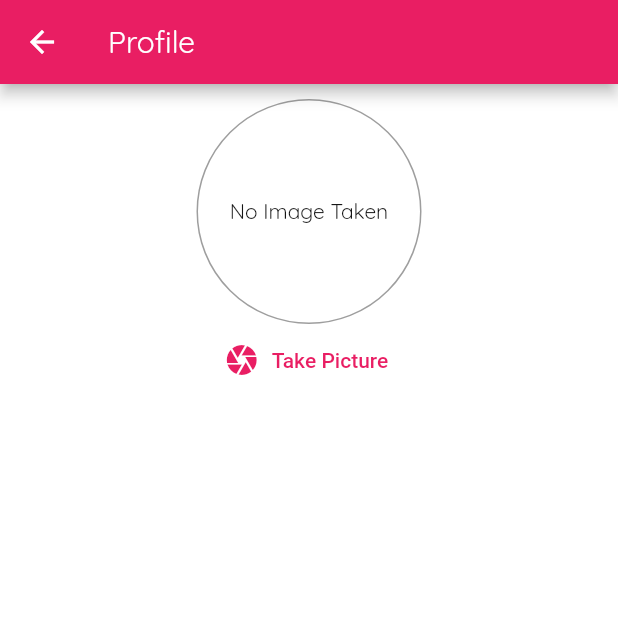
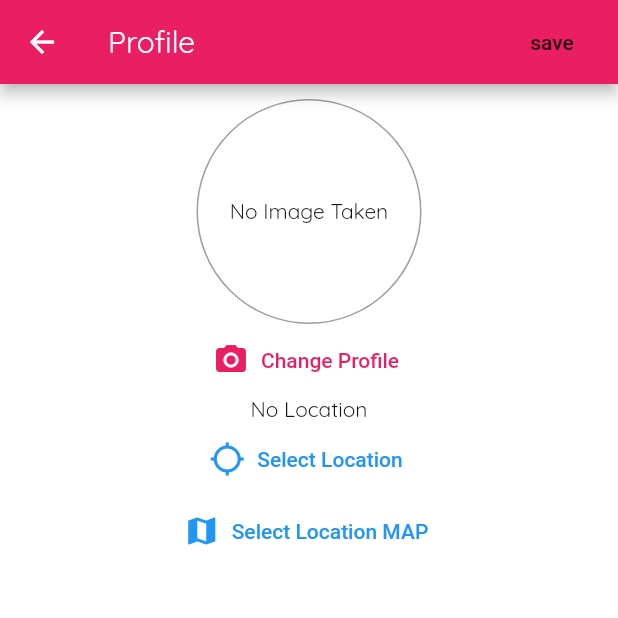
Before and after one commit to satishtamada/Food-App, a Flutter app: the ProfileScreen screen opened by its route, on a phone screen of 412 x 824 dp, the top half of it. Run offline on Flutter 3.47's test engine with Material 2 defaults, Android fonts, the phone set to English and light mode, and no system bars; our stand-ins replace convert, fluttertoast, google_maps_flutter, image_picker, location, sqflite; accounts and stored records are empty.

Commit message:
-added google maps screen

```diff
--- a/lib/main.dart
+++ b/lib/main.dart
@@ -3,6 +3,7 @@ import 'package:flutter/material.dart';
 import 'package:meals_app/cart_screen.dart';
 import 'package:meals_app/categroy_screen.dart';
 import 'package:meals_app/login_screen.dart';
+import 'package:meals_app/mapview_screen.dart';
 import 'package:meals_app/meal_details_screen.dart';
 import 'package:meals_app/meals_screen.dart';
 import 'package:meals_app/models/data/meals_data.dart';
@@ -85,6 +86,7 @@ class _HomeAppState extends State<HomeApp> {
           LoginScreen.routeName: (ctx) => LoginScreen(),
           RegisterScreen.routeName: (ctx) => RegisterScreen(),
           ProfileScreen.routeName: (ctx) => ProfileScreen(),
+          MapScreen.routeName: (ctx) => MapScreen(),
         },
         theme: ThemeData(
             primarySwatch: Colors.pink,
--- a/lib/profile_screen.dart
+++ b/lib/profile_screen.dart
@@ -1,8 +1,23 @@
+import 'dart:io';
+
 import 'package:flutter/material.dart';
+import 'package:meals_app/providers/users_list.dart';
 import 'package:meals_app/widgets/image_picker.dart';
+import 'package:meals_app/widgets/location_picker.dart';
+import 'package:provider/provider.dart';
 
 class ProfileScreen extends StatelessWidget {
   static final String routeName = 'profile_screen';
+  File savedImage;
+
+  void saveImageFile(File selectedImage) {
+    savedImage = selectedImage;
+  }
+
+  void saveProfileData(BuildContext context) {
+    Provider.of<UsersList>(context).addProfileImage("satish", savedImage);
+    Navigator.of(context).pop();
+  }
 
   @override
   Widget build(BuildContext context) {
@@ -10,6 +25,14 @@ class ProfileScreen extends StatelessWidget {
       backgroundColor: Colors.white,
       appBar: AppBar(
         title: Text('Profile'),
+        actions: <Widget>[
+          FlatButton(
+            child: Text('save'),
+            onPressed: () {
+              saveProfileData(context);
+            },
+          )
+        ],
       ),
       body: Row(
         children: <Widget>[
@@ -19,13 +42,13 @@ class ProfileScreen extends StatelessWidget {
                 padding: EdgeInsets.all(10),
                 child: Column(
                   children: <Widget>[
-                    CustomImagePicker(),
+                    CustomImagePicker(saveImageFile),
+                    CustomLocationPicker(),
                   ],
                 ),
               ),
             ),
           ),
-
         ],
       ),
     );
--- a/lib/widgets/image_picker.dart
+++ b/lib/widgets/image_picker.dart
@@ -5,6 +5,10 @@ import 'package:path/path.dart' as path;
 import 'package:path_provider/path_provider.dart' as syspaths;
 
 class CustomImagePicker extends StatefulWidget {
+  final Function savedImageFile;
+
+  CustomImagePicker(this.savedImageFile);
+
   @override
   _ImagePickerState createState() => _ImagePickerState();
 }
@@ -17,12 +21,16 @@ class _ImagePickerState extends State<CustomImagePicker> {
       source: ImageSource.camera,
       maxWidth: 600,
     );
+    if (imageFile == null) {
+      return;
+    }
     setState(() {
       _storedImage = imageFile;
     });
     final appDir = await syspaths.getApplicationDocumentsDirectory();
     final fileName = path.basename(imageFile.path);
     final savedImage = await imageFile.copy('${appDir.path}/$fileName');
+    widget.savedImageFile(savedImage);
   }
 
   @override
@@ -51,13 +59,10 @@ class _ImagePickerState extends State<CustomImagePicker> {
                 ),
           alignment: Alignment.center,
         ),
-        SizedBox(
-          width: 10,
-        ),
         Container(
           child: FlatButton.icon(
-            icon: Icon(Icons.camera),
-            label: Text('Take Picture'),
+            icon: Icon(Icons.camera_alt),
+            label: Text('Change Profile'),
             textColor: Theme.of(context).primaryColor,
             onPressed: _takePicture,
           ),
--- /dev/null
+++ b/lib/widgets/location_picker.dart
@@ -0,0 +1,91 @@
+import 'package:flutter/material.dart';
+import 'package:location/location.dart';
+import 'package:meals_app/mapview_screen.dart';
+
+class CustomLocationPicker extends StatefulWidget {
+  @override
+  _CustomLocationPickerState createState() => _CustomLocationPickerState();
+}
+
+class _CustomLocationPickerState extends State<CustomLocationPicker> {
+  Location location = new Location();
+  bool _serviceEnabled;
+  PermissionStatus _permissionGranted;
+  LocationData _locationData;
+  double userLat = 0.0;
+  double userLng = 0.0;
+
+  void getLocation() async {
+    _serviceEnabled = await location.serviceEnabled();
+    if (!_serviceEnabled) {
+      _serviceEnabled = await location.requestService();
+      if (!_serviceEnabled) {
+        return;
+      }
+    }
+
+    _permissionGranted = await location.hasPermission();
+    if (_permissionGranted == PermissionStatus.denied) {
+      _permissionGranted = await location.requestPermission();
+      if (_permissionGranted != PermissionStatus.granted) {
+        return;
+      }
+    }
+    _locationData = await location.getLocation();
+    if (_locationData != null) {
+      setState(() {
+        userLat = _locationData.latitude;
+        userLng = _locationData.longitude;
+      });
+    }
+  }
+
+
+  @override
+  Widget build(BuildContext context) {
+    return Column(
+      children: <Widget>[
+        Container(
+          child: userLng != 0.0
+              ? Container(
+                  child: Column(
+                    children: <Widget>[
+                      Text(userLat.toString()),
+                      Text(userLng.toString()),
+                    ],
+                  ),
+                )
+              : Text(
+                  'No Location',
+                  textAlign: TextAlign.center,
+                ),
+          alignment: Alignment.center,
+        ),
+        Container(
+          child: FlatButton.icon(
+            icon: Icon(Icons.location_searching),
+            label: Text('Select Location'),
+            textColor: Colors.blue,
+            onPressed: () {
+              getLocation();
+            },
+          ),
+        ),
+        Container(
+          child: FlatButton.icon(
+            icon: Icon(Icons.map),
+            label: Text('Select Location MAP'),
+            textColor: Colors.blue,
+            onPressed: () {
+              Navigator.of(context).pushNamed(MapScreen.routeName, arguments: {
+                "lat": userLat.toString(),
+                "lng": userLng.toString()
+              });
+            },
+          ),
+        ),
+      ],
+    );
+    ;
+  }
+}
--- a/pubspec.yaml
+++ b/pubspec.yaml
@@ -25,6 +25,11 @@ dependencies:
   image_picker: ^0.6.0+9
   path_provider: ^1.1.0
   path: ^1.6.2
+  sqflite: ^1.1.5
+  location: ^3.0.2
+  google_maps_flutter: ^0.5.17
+
+
 
   # The following adds the Cupertino Icons font to your application.
   # Use with the CupertinoIcons class for iOS style icons.
```
Also changed, not shown: lib/helpers/db_helper.dart (added, +28 -0 lines), lib/mapview_screen.dart (added, +56 -0 lines), lib/providers/users_list.dart (+15 -1 lines), pubspec.lock, 1 other file.
